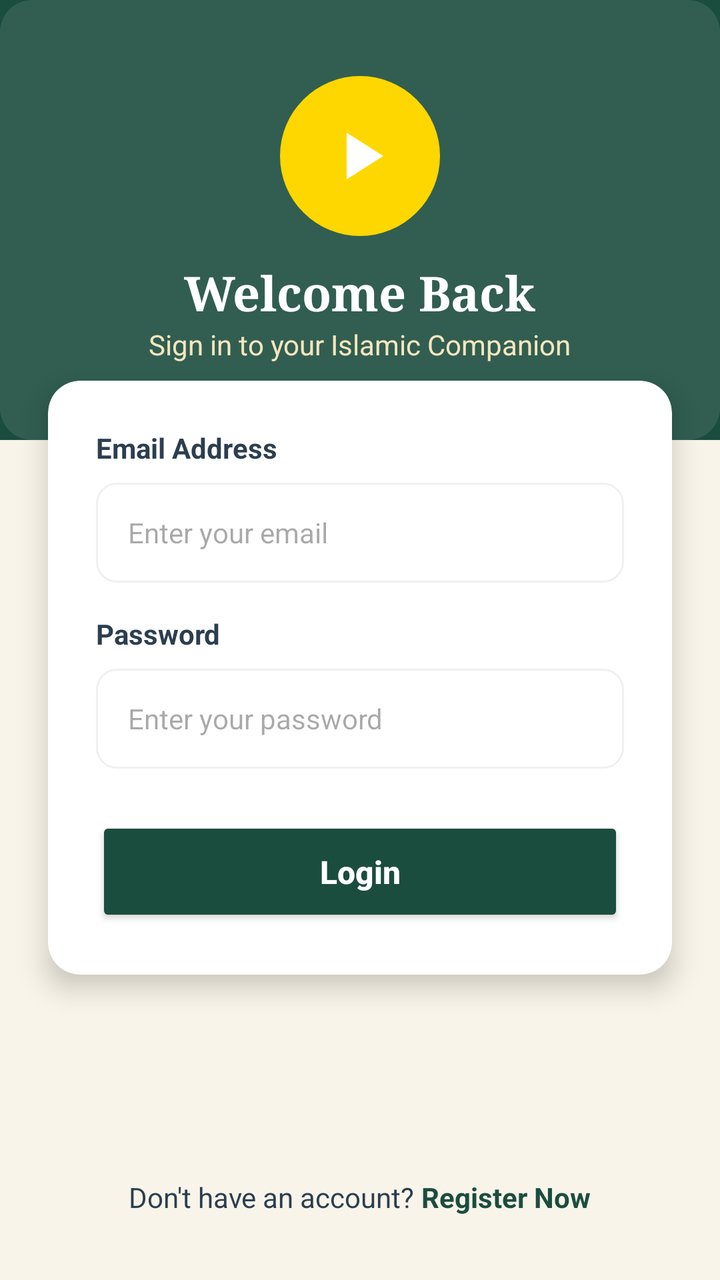
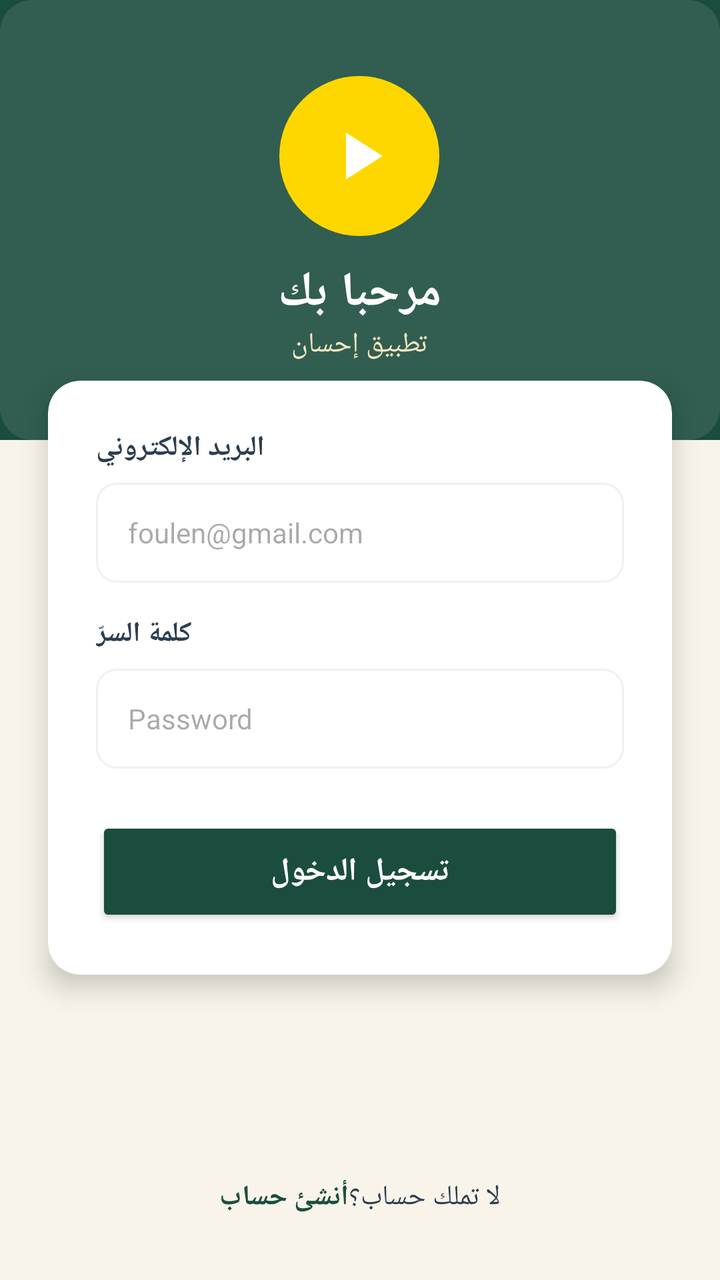

Screens rendered from an Android XML layout before and after an edit, with the pre-edit source and the edit as a unified diff.
<!-- AndroidManifest.xml: application theme Theme.Islamic_app -->
<!-- res/layout/activity_login.xml -->
<?xml version="1.0" encoding="utf-8"?>
<ScrollView xmlns:android="http://schemas.android.com/apk/res/android"
    xmlns:app="http://schemas.android.com/apk/res-auto"
    android:layout_width="match_parent"
    android:layout_height="match_parent"
    android:background="@color/background_light"
    android:fillViewport="true">

    <RelativeLayout
        android:layout_width="match_parent"
        android:layout_height="wrap_content">

        
        <FrameLayout
            android:id="@+id/header_layout"
            android:layout_width="match_parent"
            android:layout_height="220dp"
            android:background="@color/dark_green">

            <ImageView
                android:layout_width="match_parent"
                android:layout_height="match_parent"
                android:alpha="0.1"
                android:scaleType="centerCrop"
                android:src="@drawable/ayah_background_pattern" />

            <LinearLayout
                android:layout_width="wrap_content"
                android:layout_height="wrap_content"
                android:layout_gravity="center"
                android:gravity="center"
                android:orientation="vertical">

                <FrameLayout
                    android:layout_width="80dp"
                    android:layout_height="80dp">

                    <View
                        android:layout_width="match_parent"
                        android:layout_height="match_parent"
                        android:background="@drawable/circle_background_gold" />

                    <ImageView
                        android:layout_width="40dp"
                        android:layout_height="40dp"
                        android:layout_gravity="center"
                        android:src="@drawable/ic_play"
                        app:tint="@color/white" />
                </FrameLayout>

                <TextView
                    android:layout_width="wrap_content"
                    android:layout_height="wrap_content"
                    android:layout_marginTop="12dp"
                    android:fontFamily="serif"
                    android:text="Welcome Back"
                    android:textColor="@color/white"
                    android:textSize="24sp"
                    android:textStyle="bold" />

                <TextView
                    android:layout_width="wrap_content"
                    android:layout_height="wrap_content"
                    android:text="Sign in to your Islamic Companion"
                    android:textColor="@color/gold_light"
                    android:textSize="14sp" />
            </LinearLayout>
        </FrameLayout>

        
        <androidx.cardview.widget.CardView
            android:layout_width="match_parent"
            android:layout_height="wrap_content"
            android:layout_below="@id/header_layout"
            android:layout_marginHorizontal="24dp"
            android:layout_marginTop="-30dp"
            app:cardCornerRadius="16dp"
            app:cardElevation="8dp">

            <LinearLayout
                android:layout_width="match_parent"
                android:layout_height="wrap_content"
                android:orientation="vertical"
                android:padding="24dp">

                <TextView
                    android:layout_width="wrap_content"
                    android:layout_height="wrap_content"
                    android:text="Email Address"
                    android:textColor="@color/dark_text"
                    android:textSize="14sp"
                    android:textStyle="bold" />

                <EditText
                    android:id="@+id/email_login"
                    android:layout_width="match_parent"
                    android:layout_height="50dp"
                    android:layout_marginTop="8dp"
                    android:background="@drawable/edittext_background"
                    android:hint="Enter your email"
                    android:inputType="textEmailAddress"
                    android:paddingHorizontal="16dp"
                    android:textColor="@color/dark_text"
                    android:textSize="14sp" />

                <TextView
                    android:layout_width="wrap_content"
                    android:layout_height="wrap_content"
                    android:layout_marginTop="16dp"
                    android:text="Password"
                    android:textColor="@color/dark_text"
                    android:textSize="14sp"
                    android:textStyle="bold" />

                <EditText
                    android:id="@+id/password_login"
                    android:layout_width="match_parent"
                    android:layout_height="50dp"
                    android:layout_marginTop="8dp"
                    android:background="@drawable/edittext_background"
                    android:hint="Enter your password"
                    android:inputType="textPassword"
                    android:paddingHorizontal="16dp"
                    android:textColor="@color/dark_text"
                    android:textSize="14sp" />

                <Button
                    android:id="@+id/btn_login"
                    android:layout_width="match_parent"
                    android:layout_height="55dp"
                    android:layout_marginTop="24dp"
                    android:backgroundTint="@color/dark_green"
                    android:text="Login"
                    android:textAllCaps="false"
                    android:textColor="@color/white"
                    android:textSize="16sp"
                    android:textStyle="bold"
                    app:cornerRadius="12dp" />

                <ProgressBar
                    android:id="@+id/progressBar_login"
                    style="?android:attr/progressBarStyleSmall"
                    android:layout_width="wrap_content"
                    android:layout_height="wrap_content"
                    android:layout_gravity="center"
                    android:layout_marginTop="16dp"
                    android:visibility="gone" />

            </LinearLayout>
        </androidx.cardview.widget.CardView>

        <LinearLayout
            android:layout_width="wrap_content"
            android:layout_height="wrap_content"
            android:layout_alignParentBottom="true"
            android:layout_centerHorizontal="true"
            android:layout_marginBottom="32dp"
            android:orientation="horizontal">

            <TextView
                android:layout_width="wrap_content"
                android:layout_height="wrap_content"
                android:text="Don't have an account? "
                android:textColor="@color/dark_text" />

            <TextView
                android:id="@+id/text_register_now"
                android:layout_width="wrap_content"
                android:layout_height="wrap_content"
                android:text="Register Now"
                android:textColor="@color/dark_green"
                android:textStyle="bold" />
        </LinearLayout>

    </RelativeLayout>
</ScrollView>
<!-- resources referenced by this layout -->
<resources>
  <color name="background_light">#F8F4E9</color>
  <color name="dark_green">#1B4D3E</color>
  <color name="dark_text">#2C3E50</color>
  <color name="gold_light">#F5E6BE</color>
  <color name="white">#FFFFFFFF</color>
  <!-- drawable ayah_background_pattern (drawable) -->
  <?xml version="1.0" encoding="utf-8"?>
  <shape xmlns:android="http://schemas.android.com/apk/res/android">
      <solid android:color="#FFFFFF" />
      <corners android:radius="16dp" />
      <padding
          android:left="16dp"
          android:top="16dp"
          android:right="16dp"
          android:bottom="16dp" />
  </shape>
  <!-- drawable circle_background_gold (drawable) -->
  <?xml version="1.0" encoding="utf-8"?>
  <shape xmlns:android="http://schemas.android.com/apk/res/android"
      android:shape="oval">
      <solid android:color="@color/gold" />
  </shape>
  <!-- drawable edittext_background (drawable) -->
  <?xml version="1.0" encoding="utf-8"?>
  <shape xmlns:android="http://schemas.android.com/apk/res/android">
      <solid android:color="@color/white" />
      <stroke
          android:width="1dp"
          android:color="@color/gray_light" />
      <corners android:radius="10dp" />
  </shape>
  <!-- drawable ic_play (drawable) -->
  <?xml version="1.0" encoding="utf-8"?>
  <vector xmlns:android="http://schemas.android.com/apk/res/android"
      android:width="24dp"
      android:height="24dp"
      android:viewportWidth="24"
      android:viewportHeight="24">
  
      <path
          android:fillColor="#1B4D3E"
          android:pathData="M8,5v14l11,-7z"/>
  
  </vector>
  <style name="Theme.Islamic_app" parent="Base.Theme.Islamic_app" />
  <color name="gold">#FFD700</color>
  <color name="gray_light">#F0F0F0</color>
  <style name="Base.Theme.Islamic_app" parent="Theme.Material3.DayNight.NoActionBar">
          
          <item name="colorPrimary">@color/dark_green</item>
          <item name="colorSecondary">@color/gold</item>
          <item name="android:statusBarColor">@color/dark_green</item>
      </style>
</resources>

<!-- the commit's change to res/layout/activity_login.xml (unified diff, before → after) -->
@@ -53,7 +53,7 @@
                     android:layout_height="wrap_content"
                     android:layout_marginTop="12dp"
                     android:fontFamily="serif"
-                    android:text="Welcome Back"
+                    android:text="مرحبا بك"
                     android:textColor="@color/white"
                     android:textSize="24sp"
                     android:textStyle="bold" />
@@ -61,7 +61,7 @@
                 <TextView
                     android:layout_width="wrap_content"
                     android:layout_height="wrap_content"
-                    android:text="Sign in to your Islamic Companion"
+                    android:text="تطبيق إحسان"
                     android:textColor="@color/gold_light"
                     android:textSize="14sp" />
             </LinearLayout>
@@ -86,7 +86,7 @@
                 <TextView
                     android:layout_width="wrap_content"
                     android:layout_height="wrap_content"
-                    android:text="Email Address"
+                    android:text="البريد الإلكتروني"
                     android:textColor="@color/dark_text"
                     android:textSize="14sp"
                     android:textStyle="bold" />
@@ -97,7 +97,7 @@
                     android:layout_height="50dp"
                     android:layout_marginTop="8dp"
                     android:background="@drawable/edittext_background"
-                    android:hint="Enter your email"
+                    android:hint="foulen@gmail.com"
                     android:inputType="textEmailAddress"
                     android:paddingHorizontal="16dp"
                     android:textColor="@color/dark_text"
@@ -107,7 +107,7 @@
                     android:layout_width="wrap_content"
                     android:layout_height="wrap_content"
                     android:layout_marginTop="16dp"
-                    android:text="Password"
+                    android:text="كلمة السرّ"
                     android:textColor="@color/dark_text"
                     android:textSize="14sp"
                     android:textStyle="bold" />
@@ -118,7 +118,7 @@
                     android:layout_height="50dp"
                     android:layout_marginTop="8dp"
                     android:background="@drawable/edittext_background"
-                    android:hint="Enter your password"
+                    android:hint="Password"
                     android:inputType="textPassword"
                     android:paddingHorizontal="16dp"
                     android:textColor="@color/dark_text"
@@ -130,7 +130,7 @@
                     android:layout_height="55dp"
                     android:layout_marginTop="24dp"
                     android:backgroundTint="@color/dark_green"
-                    android:text="Login"
+                    android:text="تسجيل الدخول"
                     android:textAllCaps="false"
                     android:textColor="@color/white"
                     android:textSize="16sp"
@@ -158,18 +158,18 @@
             android:orientation="horizontal">
 
             <TextView
-                android:layout_width="wrap_content"
-                android:layout_height="wrap_content"
-                android:text="Don't have an account? "
-                android:textColor="@color/dark_text" />
-
-            <TextView
                 android:id="@+id/text_register_now"
                 android:layout_width="wrap_content"
                 android:layout_height="wrap_content"
-                android:text="Register Now"
+                android:text="أنشئ حساب"
                 android:textColor="@color/dark_green"
                 android:textStyle="bold" />
+
+            <TextView
+                android:layout_width="wrap_content"
+                android:layout_height="wrap_content"
+                android:text="لا تملك حساب؟"
+                android:textColor="@color/dark_text" />
         </LinearLayout>
 
     </RelativeLayout>
